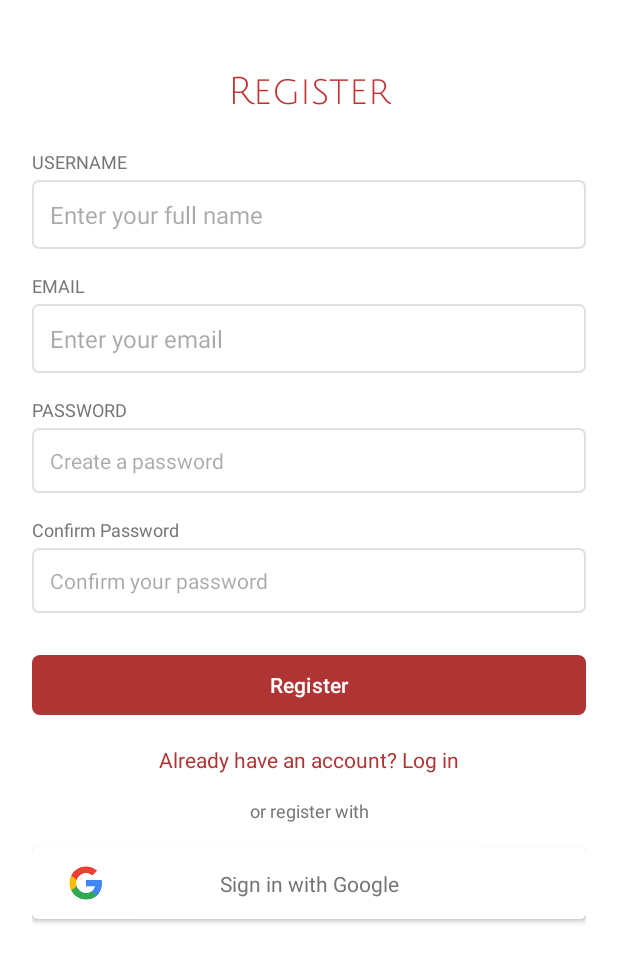
After one commit to Relay28/IT342-Memoire, an Android app: the RegisterActivity screen opened directly, with no data from a screen before it, on a phone screen of 412 x 824 dp. The commit adds this screen. Shown: the top 962 px of the screen. Run offline under Robolectric (Android 15) with nearby library versions, the phone set to English and light mode, and no system bars.

Commit message:
Register Functionality and UI

```diff
--- a/backend/mmr/src/main/java/cit/edu/mmr/config/WebConfig.java
+++ b/backend/mmr/src/main/java/cit/edu/mmr/config/WebConfig.java
@@ -1,19 +1,19 @@
-package cit.edu.mmr.config;
-
-import org.springframework.context.annotation.Configuration;
-import org.springframework.web.servlet.config.annotation.CorsRegistry;
-import org.springframework.web.servlet.config.annotation.WebMvcConfigurer;
-
-@Configuration
-public class WebConfig implements WebMvcConfigurer {
-
-    @Override
-    public void addCorsMappings(CorsRegistry registry) {
-        registry.addMapping("/**")
-                .allowedOrigins("*")
-                .allowedMethods("GET", "POST", "PUT", "DELETE", "OPTIONS")
-                .allowedHeaders("*")
-                .allowCredentials(false)
-                .maxAge(3600);
-    }
-}
+//package cit.edu.mmr.config;
+//
+//import org.springframework.context.annotation.Configuration;
+//import org.springframework.web.servlet.config.annotation.CorsRegistry;
+//import org.springframework.web.servlet.config.annotation.WebMvcConfigurer;
+//
+//@Configuration
+//public class WebConfig implements WebMvcConfigurer {
+//
+//    @Override
+//    public void addCorsMappings(CorsRegistry registry) {
+//        registry.addMapping("/**")
+//                .allowedOrigins("*")
+//                .allowedMethods("GET", "POST", "PUT", "DELETE", "OPTIONS")
+//                .allowedHeaders("*")
+//                .allowCredentials(false)
+//                .maxAge(3600);
+//    }
+//}
--- a/frontend-mobile/Memoire/app/src/main/java/com/example/memoire/MainActivity.kt
+++ b/frontend-mobile/Memoire/app/src/main/java/com/example/memoire/MainActivity.kt
@@ -5,6 +5,7 @@ import android.os.Bundle
 import android.util.Log
 import android.widget.Button
 import android.widget.EditText
+import android.widget.TextView
 import android.widget.Toast
 import androidx.appcompat.app.AppCompatActivity
 import androidx.lifecycle.lifecycleScope
@@ -24,6 +25,12 @@ class MainActivity : AppCompatActivity() {
         val emailInput = findViewById<EditText>(R.id.emailInput)
         val passwordInput = findViewById<EditText>(R.id.passwordInput)
         val loginButton = findViewById<Button>(R.id.loginButton)
+        val registerButton =findViewById<TextView>(R.id.registerBtn)
+
+        registerButton.setOnClickListener(){
+            val intent = Intent(this@MainActivity,RegisterActivity::class.java)
+            startActivity(intent)
+        }
 
         loginButton.setOnClickListener {
             val username = emailInput.text.toString().trim()
--- /dev/null
+++ b/frontend-mobile/Memoire/app/src/main/java/com/example/memoire/RegisterActivity.kt
@@ -0,0 +1,93 @@
+package com.example.memoire
+
+import android.content.Intent
+import android.os.Bundle
+import android.util.Log
+import android.widget.Button
+import android.widget.EditText
+import android.widget.TextView
+import android.widget.Toast
+import androidx.activity.enableEdgeToEdge
+import androidx.appcompat.app.AppCompatActivity
+import androidx.core.view.ViewCompat
+import androidx.core.view.WindowInsetsCompat
+import androidx.lifecycle.lifecycleScope
+import com.example.memoire.api.RetrofitClient
+import com.example.memoire.models.AuthenticationRequest
+import com.example.memoire.models.AuthenticationResponse
+import com.example.memoire.models.RegisterRequest
+import kotlinx.coroutines.Dispatchers
+import kotlinx.coroutines.launch
+import kotlinx.coroutines.withContext
+
+class RegisterActivity : AppCompatActivity() {
+    override fun onCreate(savedInstanceState: Bundle?) {
+        super.onCreate(savedInstanceState)
+        enableEdgeToEdge()
+        setContentView(R.layout.activity_register)
+        ViewCompat.setOnApplyWindowInsetsListener(findViewById(R.id.registration_main)) { v, insets ->
+            val systemBars = insets.getInsets(WindowInsetsCompat.Type.systemBars())
+            v.setPadding(systemBars.left, systemBars.top, systemBars.right, systemBars.bottom)
+            insets
+        }
+        val username = findViewById<EditText>(R.id.usernameInput)
+        val email = findViewById<EditText>(R.id.emailInput)
+        val password = findViewById<EditText>(R.id.passwordInput)
+        val confirmPassword = findViewById<EditText>(R.id.confirmPasswordInput)
+        val goLoginbtn = findViewById<TextView>(R.id.loginPrompt)
+
+        val registerBtn = findViewById<Button>(R.id.registerButton)
+
+        goLoginbtn.setOnClickListener(){
+            finish()
+        }
+
+        registerBtn.setOnClickListener(){
+            val userVal = email.text.toString().trim()
+            val passVal = password.text.toString().trim()
+            val confPass = confirmPassword.text.toString().trim()
+            val emailVal = email.text.toString().trim()
+
+
+            if(userVal.isNotEmpty() && emailVal.isNotEmpty()&&passVal.isNotEmpty()&&confPass.isNotEmpty()) {
+                if(confPass.equals(passVal))
+                     RegisterUser(userVal, emailVal, passVal, confPass)
+                else
+                    Toast.makeText(this, "Password does not match", Toast.LENGTH_SHORT).show()
+            }else{
+                Toast.makeText(this, "Please fill in all fields", Toast.LENGTH_SHORT).show()
+            }
+        }
+
+    }
+
+
+    private fun RegisterUser(username: String, email:String ,password: String,confirmPassword:String) {
+        lifecycleScope.launch(Dispatchers.IO) {
+            try {
+                // Create a RegisterRequest object with the user information
+                val registerRequest = RegisterRequest(username, email, password)
+
+                val response = RetrofitClient.instance.register(registerRequest)
+                withContext(Dispatchers.Main) {
+                    if (response.isSuccessful && response.body() != null) {
+                        val authResponse = response.body()
+                        Toast.makeText(this@RegisterActivity, "Registration Successful!", Toast.LENGTH_SHORT).show()
+                        // 🔹 Navigate to another activity after login
+                        val intent = Intent(this@RegisterActivity, HomeActivity::class.java)
+                        startActivity(intent)
+                        finish()
+                    } else {
+                        Toast.makeText(this@RegisterActivity, "Registration Failed!", Toast.LENGTH_SHORT).show()
+                    }
+                }
+            } catch (e: Exception) {
+                Log.e("API_ERROR", "Error calling API: ${e.message}", e)
+                withContext(Dispatchers.Main) {
+                    Toast.makeText(this@RegisterActivity, "Error: ${e.message}", Toast.LENGTH_SHORT).show()
+                }
+            }
+        }
+    }
+
+}
--- a/frontend-mobile/Memoire/app/src/main/java/com/example/memoire/api/ApiService.kt
+++ b/frontend-mobile/Memoire/app/src/main/java/com/example/memoire/api/ApiService.kt
@@ -25,11 +25,11 @@ interface ApiService {
     suspend fun updateUser(@Path("id") id: Long, @Body user: User): Response<User>
 
     // 🔹 Disable User
-    @PATCH("/api/users/{id}/disable")
+    @PATCH("api/users/{id}/disable")
     suspend fun disableUser(@Path("id") id: Long): Response<String>
 
     // 🔹 Register User
-    @POST("/auth/register")
+    @POST("api/auth/register")
     suspend fun register(@Body request: RegisterRequest): Response<AuthenticationResponse>
 
     // 🔹 Login User
--- a/frontend-mobile/Memoire/app/src/main/res/layout/activity_main.xml
+++ b/frontend-mobile/Memoire/app/src/main/res/layout/activity_main.xml
@@ -97,7 +97,7 @@
                 app:cornerRadius="5dp" />
 
             <TextView
-                android:id="@+id/registerPrompt"
+                android:id="@+id/registerBtn"
                 android:layout_width="wrap_content"
                 android:layout_height="wrap_content"
                 android:layout_gravity="center_horizontal"
--- /dev/null
+++ b/frontend-mobile/Memoire/app/src/main/res/layout/activity_register.xml
@@ -0,0 +1,233 @@
+<?xml version="1.0" encoding="utf-8"?>
+<androidx.constraintlayout.widget.ConstraintLayout xmlns:android="http://schemas.android.com/apk/res/android"
+    xmlns:app="http://schemas.android.com/apk/res-auto"
+    xmlns:tools="http://schemas.android.com/tools"
+    android:id="@+id/registration_main"
+    android:layout_width="match_parent"
+    android:layout_height="match_parent"
+    android:background="#FFFFFF"
+    tools:context=".RegisterActivity">
+
+    <androidx.cardview.widget.CardView
+        android:id="@+id/registrationCard"
+        android:layout_width="0dp"
+        android:layout_height="0dp"
+        android:layout_marginTop="32dp"
+        app:cardCornerRadius="8dp"
+        app:cardElevation="0dp"
+        app:layout_constraintBottom_toBottomOf="parent"
+        app:layout_constraintEnd_toEndOf="parent"
+        app:layout_constraintStart_toStartOf="parent"
+        app:layout_constraintTop_toTopOf="parent"
+        app:layout_constraintWidth_max="400dp">
+
+        <androidx.constraintlayout.widget.ConstraintLayout
+            android:id="@+id/registrationForm"
+            android:layout_width="match_parent"
+            android:layout_height="match_parent"
+            android:padding="15dp">
+
+
+            <TextView
+                android:id="@+id/appTitle"
+                android:layout_width="wrap_content"
+                android:layout_height="wrap_content"
+                android:layout_marginTop="16dp"
+                android:fontFamily="@font/julius_sans_one"
+                android:text="@string/register"
+                android:textColor="#C13333"
+                android:textSize="25sp"
+                app:layout_constraintEnd_toEndOf="parent"
+                app:layout_constraintStart_toStartOf="parent"
+                app:layout_constraintTop_toBottomOf="@+id/logo" />
+
+            <TextView
+                android:id="@+id/usernameLabel"
+                android:layout_width="0dp"
+                android:layout_height="wrap_content"
+                android:layout_marginTop="24dp"
+                android:text="@string/full_name"
+                android:textColor="#757575"
+                android:textSize="12sp"
+                app:layout_constraintEnd_toEndOf="parent"
+                app:layout_constraintStart_toStartOf="parent"
+                app:layout_constraintTop_toBottomOf="@+id/appTitle" />
+
+            <EditText
+                android:id="@+id/usernameInput"
+                android:layout_width="0dp"
+                android:layout_height="wrap_content"
+                android:layout_marginTop="4dp"
+                android:background="@drawable/edit_text_background"
+                android:hint="Enter your full name"
+                android:inputType="textPersonName"
+                android:padding="12dp"
+                android:textSize="16sp"
+                app:layout_constraintEnd_toEndOf="parent"
+                app:layout_constraintStart_toStartOf="parent"
+                app:layout_constraintTop_toBottomOf="@+id/usernameLabel" />
+
+            <TextView
+                android:id="@+id/emailLabel"
+                android:layout_width="0dp"
+                android:layout_height="wrap_content"
+                android:layout_marginTop="16dp"
+                android:text="@string/email"
+                android:textColor="#757575"
+                android:textSize="12sp"
+                app:layout_constraintEnd_toEndOf="parent"
+                app:layout_constraintStart_toStartOf="parent"
+                app:layout_constraintTop_toBottomOf="@+id/usernameInput" />
+
+            <EditText
+                android:id="@+id/emailInput"
+                android:layout_width="0dp"
+                android:layout_height="wrap_content"
+                android:layout_marginTop="4dp"
+                android:background="@drawable/edit_text_background"
+                android:hint="@string/entEmail"
+                android:inputType="textEmailAddress"
+                android:padding="12dp"
+                android:textSize="16sp"
+                app:layout_constraintEnd_toEndOf="parent"
+                app:layout_constraintStart_toStartOf="parent"
+                app:layout_constraintTop_toBottomOf="@+id/emailLabel" />
+
+            <TextView
+                android:id="@+id/passwordLabel"
+                android:layout_width="0dp"
+                android:layout_height="wrap_content"
+                android:layout_marginTop="16dp"
+                android:text="@string/password"
+                android:textColor="#757575"
+                android:textSize="12sp"
+                app:layout_constraintEnd_toEndOf="parent"
+                app:layout_constraintStart_toStartOf="parent"
+                app:layout_constraintTop_toBottomOf="@+id/emailInput" />
+
+            <EditText
+                android:id="@+id/passwordInput"
+                android:layout_width="0dp"
+                android:layout_height="wrap_content"
+                android:layout_marginTop="4dp"
+                android:background="@drawable/edit_text_background"
+                android:hint="Create a password"
+                android:inputType="textPassword"
+                android:padding="12dp"
+                android:textSize="14sp"
+                app:layout_constraintEnd_toEndOf="parent"
+                app:layout_constraintStart_toStartOf="parent"
+                app:layout_constraintTop_toBottomOf="@+id/passwordLabel" />
+
+            <TextView
+                android:id="@+id/confirmPasswordLabel"
+                android:layout_width="0dp"
+                android:layout_height="wrap_content"
+                android:layout_marginTop="16dp"
+                android:text="@string/confirm_password"
+                android:textColor="#757575"
+                android:textSize="12sp"
+                app:layout_constraintEnd_toEndOf="parent"
+                app:layout_constraintStart_toStartOf="parent"
+                app:layout_constraintTop_toBottomOf="@+id/passwordInput" />
+
+            <EditText
+                android:id="@+id/confirmPasswordInput"
+                android:layout_width="0dp"
+                android:layout_height="wrap_content"
+                android:layout_marginTop="4dp"
+                android:background="@drawable/edit_text_background"
+                android:hint="@string/confirm_your_password"
+                android:inputType="textPassword"
+                android:padding="12dp"
+                android:textSize="14sp"
+                app:layout_constraintEnd_toEndOf="parent"
+                app:layout_constraintStart_toStartOf="parent"
+                app:layout_constraintTop_toBottomOf="@+id/confirmPasswordLabel" />
+
+            <com.google.android.material.button.MaterialButton
+                android:id="@+id/registerButton"
+                android:layout_width="0dp"
+                android:layout_height="wrap_content"
+                android:layout_marginTop="24dp"
+                android:text="@string/register"
+                android:textAllCaps="false"
+                android:textColor="#FFFFFF"
+                app:backgroundTint="@color/MemoireRed"
+                app:cornerRadius="5dp"
+                app:layout_constraintEnd_toEndOf="parent"
+                app:layout_constraintStart_toStartOf="parent"
+                app:layout_constraintTop_toBottomOf="@+id/confirmPasswordInput" />
+
+            <TextView
+                android:id="@+id/loginPrompt"
+                android:layout_width="wrap_content"
+                android:layout_height="wrap_content"
+                android:layout_marginTop="16dp"
+                android:clickable="true"
+                android:focusable="true"
+                android:text="@string/alreadyHaveAcc"
+                android:textColor="@color/MemoireRed"
+                android:textSize="14sp"
+                app:layout_constraintEnd_toEndOf="parent"
+                app:layout_constraintStart_toStartOf="parent"
+                app:layout_constraintTop_toBottomOf="@+id/registerButton" />
+
+            <TextView
+                android:id="@+id/orRegisterWith"
+                android:layout_width="wrap_content"
+                android:layout_height="wrap_content"
+                android:layout_marginTop="16dp"
+                android:text="@string/orRegisterWith"
+                android:textColor="#757575"
+                android:textSize="12sp"
+                app:layout_constraintEnd_toEndOf="parent"
+                app:layout_constraintStart_toStartOf="parent"
+                app:layout_constraintTop_toBottomOf="@+id/loginPrompt" />
+
+            <androidx.cardview.widget.CardView
+                android:id="@+id/googleRegisterButton"
+                android:layout_width="0dp"
+                android:layout_height="wrap_content"
+                android:layout_marginTop="16dp"
+                android:clickable="true"
+                android:focusable="true"
+                android:foreground="?android:attr/selectableItemBackground"
+                app:cardCornerRadius="4dp"
+                app:cardElevation="2dp"
+                app:layout_constraintEnd_toEndOf="parent"
+                app:layout_constraintStart_toStartOf="parent"
+                app:layout_constraintTop_toBottomOf="@+id/orRegisterWith">
+
+                <androidx.constraintlayout.widget.ConstraintLayout
+                    android:layout_width="match_parent"
+                    android:layout_height="wrap_content"
+                    android:padding="12dp">
+
+                    <ImageView
+                        android:id="@+id/googleIcon"
+                        android:layout_width="24dp"
+                        android:layout_height="24dp"
+                        android:layout_marginStart="12dp"
+                        android:contentDescription="@string/signUpGoogle"
+                        android:src="@drawable/ic_google"
+                        app:layout_constraintBottom_toBottomOf="parent"
+                        app:layout_constraintStart_toStartOf="parent"
+                        app:layout_constraintTop_toTopOf="parent" />
+
+                    <TextView
+                        android:layout_width="0dp"
+                        android:layout_height="wrap_content"
+                        android:gravity="center"
+                        android:text="@string/signUpGoogle"
+                        android:textColor="#757575"
+                        android:textSize="14sp"
+                        app:layout_constraintBottom_toBottomOf="parent"
+                        app:layout_constraintEnd_toEndOf="parent"
+                        app:layout_constraintStart_toStartOf="parent"
+                        app:layout_constraintTop_toTopOf="parent" />
+                </androidx.constraintlayout.widget.ConstraintLayout>
+            </androidx.cardview.widget.CardView>
+        </androidx.constraintlayout.widget.ConstraintLayout>
+    </androidx.cardview.widget.CardView>
+</androidx.constraintlayout.widget.ConstraintLayout>
--- a/frontend-mobile/Memoire/app/src/main/res/values/strings.xml
+++ b/frontend-mobile/Memoire/app/src/main/res/values/strings.xml
@@ -10,4 +10,14 @@
     <string name="orLoginWith">OR LOGIN WITH</string>
     <string name="signUpGoogle">Sign in with Google</string>
     <string name="logi">Login</string>
+
+<!--    Register Strings-->
+    <string name="full_name">USERNAME</string>
+    <string name="confirm_password">Confirm Password</string>
+    <string name="register">Register</string>
+    <string name="alreadyHaveAcc">Already have an account? Log in</string>
+    <string name="orRegisterWith">or register with</string>
+    <string name="confirm_your_password">Confirm your password</string>
+
+
 </resources>
```
Also changed, not shown: frontend-mobile/Memoire/app/src/main/AndroidManifest.xml (+7 -2 lines).
